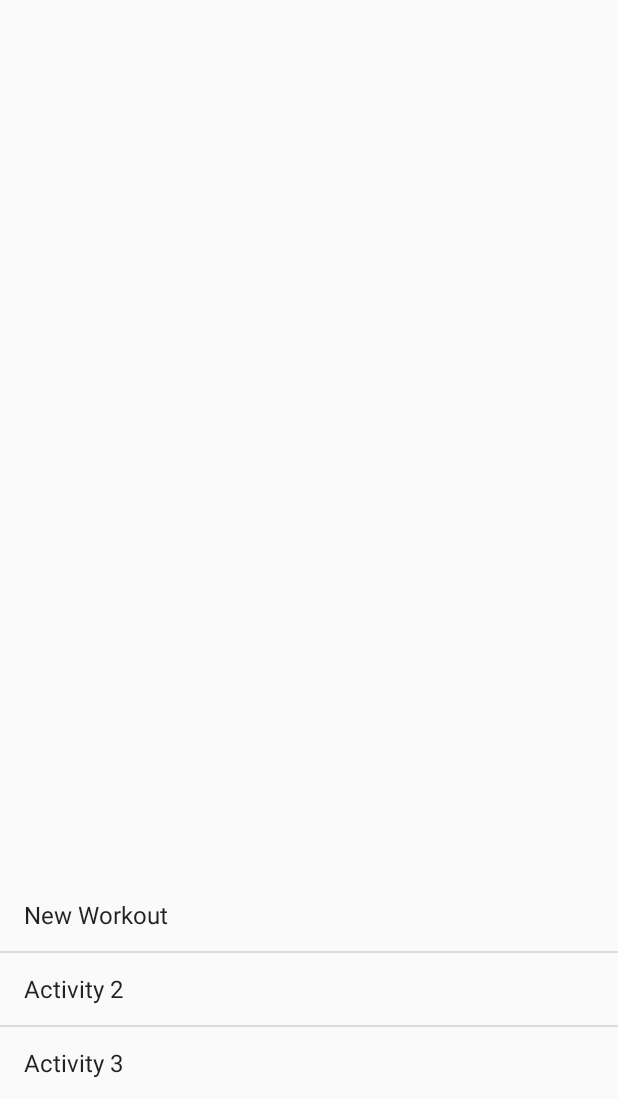
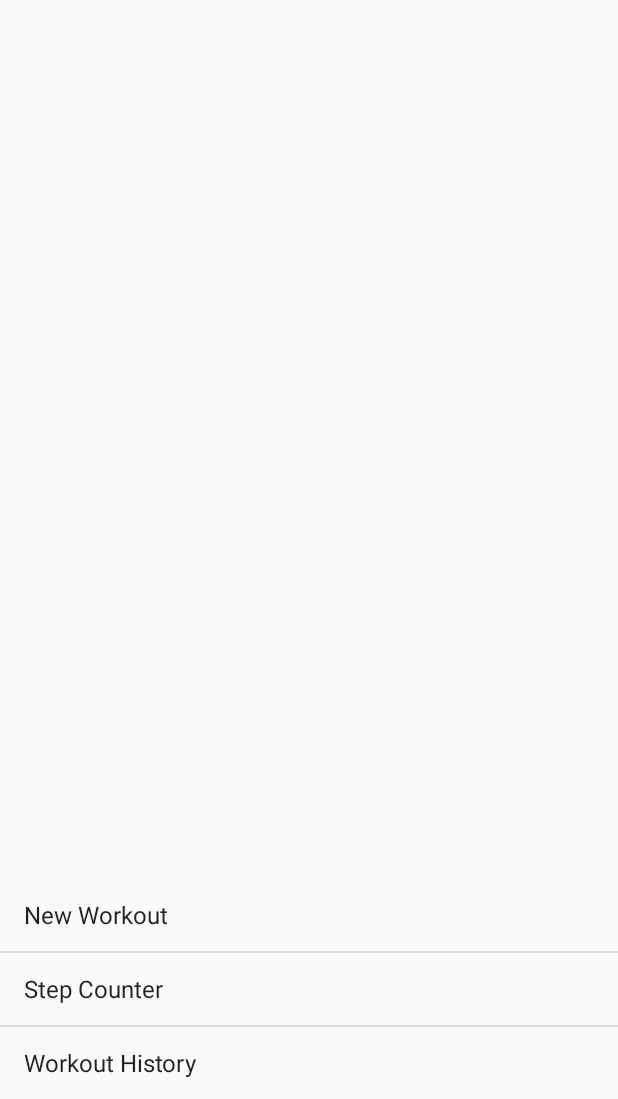
Before and after one commit to killiantos/AndroidApp, an Android app: the screen it shows after launch (MainActivity), on a phone screen of 412 x 824 dp, the part 137-1236 px from its top. Run offline under Robolectric (Android 15) with nearby library versions, the phone set to English and light mode, and no system bars.

Commit message:
Main activity updated. Toasts edited.

```diff
--- a/app/src/main/java/com/example/killian/gpsgame/MapsActivity.java
+++ b/app/src/main/java/com/example/killian/gpsgame/MapsActivity.java
@@ -131,7 +131,7 @@ public class MapsActivity extends FragmentActivity implements OnMapReadyCallback
                 intent.putExtra("counter", counter);
                 counter++;
                 LocalBroadcastManager.getInstance(this).sendBroadcast(intent);
-                Toast.makeText(this, "GOAL REACHED!", Toast.LENGTH_LONG).show();
+                Toast.makeText(this, "GOAL REACHED!", Toast.LENGTH_SHORT).show();
             }
         }
     }
@@ -166,7 +166,7 @@ public class MapsActivity extends FragmentActivity implements OnMapReadyCallback
 
         //move map
         mMap.moveCamera(CameraUpdateFactory.newLatLng(latLng));
-        Toast.makeText(this, markerOptions.getPosition().toString(), Toast.LENGTH_LONG).show();
+        Toast.makeText(this, markerOptions.getPosition().toString(), Toast.LENGTH_SHORT).show();
 
         //stop location updates
         if (mGoogleApiClient != null) {
--- a/app/src/main/java/com/example/killian/gpsgame/MyService.java
+++ b/app/src/main/java/com/example/killian/gpsgame/MyService.java
@@ -32,13 +32,13 @@ public class MyService extends Service {
     public int onStartCommand(Intent intent, int flags, int startId) {
         LocalBroadcastManager.getInstance(this).registerReceiver(mMessageReceiver,
                 new IntentFilter("Service counter"));
-        Toast.makeText(this, "GAME STARTED",Toast.LENGTH_LONG).show();
+        Toast.makeText(this, "GAME STARTED",Toast.LENGTH_SHORT).show();
         return START_STICKY;
     }
 
     public void onDestroy() {
         LocalBroadcastManager.getInstance(this).unregisterReceiver(mMessageReceiver);
-        Toast.makeText(this, "Game over!", Toast.LENGTH_LONG).show();
+        Toast.makeText(this, "Game over!", Toast.LENGTH_SHORT).show();
         super.onDestroy();
 
     }
--- a/app/src/main/java/com/example/killian/gpsgame/WorkoutActivity.java
+++ b/app/src/main/java/com/example/killian/gpsgame/WorkoutActivity.java
@@ -25,7 +25,7 @@ public class WorkoutActivity extends AppCompatActivity {
         mySpinner.setOnItemSelectedListener(new AdapterView.OnItemSelectedListener() {
             @Override
             public void onItemSelected(AdapterView<?> parent, View view, int position, long id) {
-                Toast.makeText(getBaseContext(), parent.getItemIdAtPosition(position)+ " selected",Toast.LENGTH_LONG).show();
+                Toast.makeText(getBaseContext(), parent.getItemAtPosition(position) + " selected", Toast.LENGTH_SHORT).show();
             }
 
             @Override
--- a/app/src/main/res/values/arrays.xml
+++ b/app/src/main/res/values/arrays.xml
@@ -3,8 +3,8 @@
 
     <string-array name="mainList">
         <item>New Workout</item>
-        <item>Activity 2</item>
-        <item>Activity 3</item>
+        <item>Step Counter</item>
+        <item>Workout History</item>
     </string-array>
 
     <string-array name="range">
```
Also changed, not shown: app/src/main/java/com/example/killian/gpsgame/MainActivity.java (+8 -3 lines), 36 other files.
